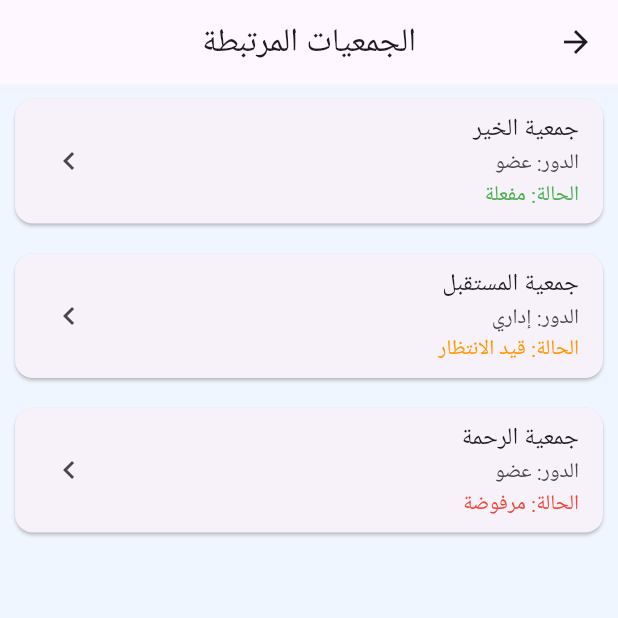
After one commit to MARTINA-MOUSA/Gamaia-App-Flutter, a Flutter app: the AssociationsPage screen opened by its route, on a phone screen of 412 x 824 dp, the top half of it. The commit adds this screen. Run offline on Flutter 3.47's test engine with Material 3 defaults, Android fonts, the phone set to English and light mode, and no system bars; our stand-ins replace easy_localization, font_awesome_flutter, shared_preferences; accounts and stored records are empty.

Commit message:
Add AssociationsPage to display linked associations with status indicators
- Implemented AssociationsPage as a StatelessWidget.
- Created a sample list of associations with name, role, and status.
- Added a method to determine the color of the status based on its value.
- Used ListView.builder to display associations in a card format.
- Included appropriate styling for the app bar and list items.

```diff
--- /dev/null
+++ b/lib/Pages/Associations_Page.dart
@@ -0,0 +1,71 @@
+import 'package:flutter/material.dart';
+
+class AssociationsPage extends StatelessWidget {
+  // بيانات تجريبية، يمكن استبدالها ببيانات من API لاحقاً
+  final List<Map<String, String>> associations = [
+    {
+      'name': 'جمعية الخير',
+      'role': 'عضو',
+      'status': 'مفعلة',
+    },
+    {
+      'name': 'جمعية المستقبل',
+      'role': 'إداري',
+      'status': 'قيد الانتظار',
+    },
+    {
+      'name': 'جمعية الرحمة',
+      'role': 'عضو',
+      'status': 'مرفوضة',
+    },
+  ];
+
+  Color getStatusColor(String status) {
+    switch (status) {
+      case 'مفعلة':
+        return Colors.green;
+      case 'قيد الانتظار':
+        return Colors.orange;
+      case 'مرفوضة':
+        return Colors.red;
+      default:
+        return Colors.grey;
+    }
+  }
+
+  @override
+  Widget build(BuildContext context) {
+    return Scaffold(
+      appBar: AppBar(
+        title: Text('الجمعيات المرتبطة'),
+        centerTitle: true,
+      ),
+      body: ListView.builder(
+        itemCount: associations.length,
+        itemBuilder: (context, index) {
+          final item = associations[index];
+          return Card(
+            margin: EdgeInsets.all(10),
+            shape: RoundedRectangleBorder(
+              borderRadius: BorderRadius.circular(12),
+            ),
+            child: ListTile(
+              title: Text(item['name']!),
+              subtitle: Column(
+                crossAxisAlignment: CrossAxisAlignment.start,
+                children: [
+                  Text('الدور: ${item['role']}'),
+                  Text(
+                    'الحالة: ${item['status']}',
+                    style: TextStyle(color: getStatusColor(item['status']!)),
+                  ),
+                ],
+              ),
+              trailing: Icon(Icons.chevron_right),
+            ),
+          );
+        },
+      ),
+    );
+  }
+}
--- a/lib/Pages/Home Page.dart
+++ b/lib/Pages/Home Page.dart
@@ -45,7 +45,7 @@ class _MainScreenState extends State<MainScreen> {
               onTap: () {
                 Navigator.push(
                   context,
-                  MaterialPageRoute(builder: (_) => const ProfilePage()),
+                  MaterialPageRoute(builder: (_) =>  ProfilePage()),
                 );
               },
               child: const Icon(Icons.account_circle, color: Colors.white, size: 28),
--- a/pubspec.yaml
+++ b/pubspec.yaml
@@ -35,6 +35,8 @@ dependencies:
   shared_preferences: ^2.0.18
   font_awesome_flutter: ^10.4.0
   easy_localization: ^3.0.1
+  hijri: ^3.0.0
+
   # The following adds the Cupertino Icons font to your application.
   # Use with the CupertinoIcons class for iOS style icons.
   cupertino_icons: ^1.0.6
@@ -64,7 +66,7 @@ flutter:
   # To add assets to your application, add an assets section, like this:
   assets:
     - assets/langs/
-  #   - images/a_dot_ham.jpeg
+    - assets/langs/default_profile.jpg
 
   # An image asset can refer to one or more resolution-specific "variants", see
   # https://flutter.dev/assets-and-images/#resolution-aware
```
Also changed, not shown: assets/langs/ar.json (+25 -1 lines), assets/langs/en.json (+23 -1 lines), lib/Pages/profile_page.dart (+151 -5 lines), lib/main.dart (+15 -8 lines), lib/models/user_model.dart (+6 -20 lines), lib/services/auth_service.dart (+39 -1 lines), assets/langs/default_profile.jpg (added), pubspec.lock.
